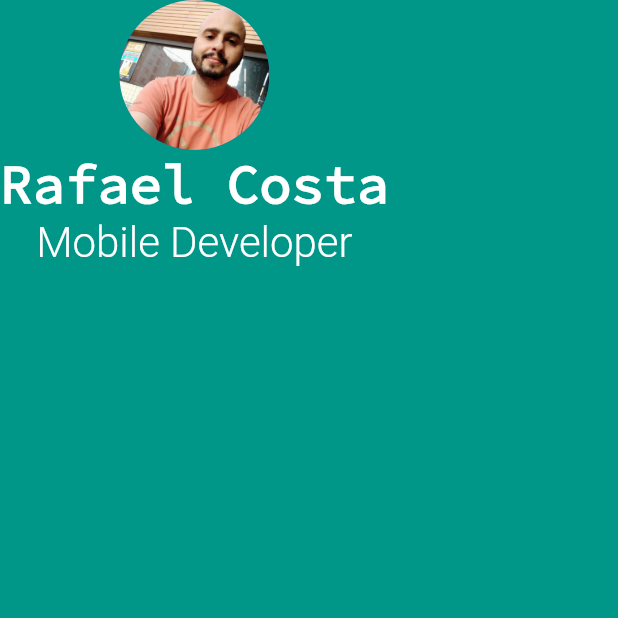
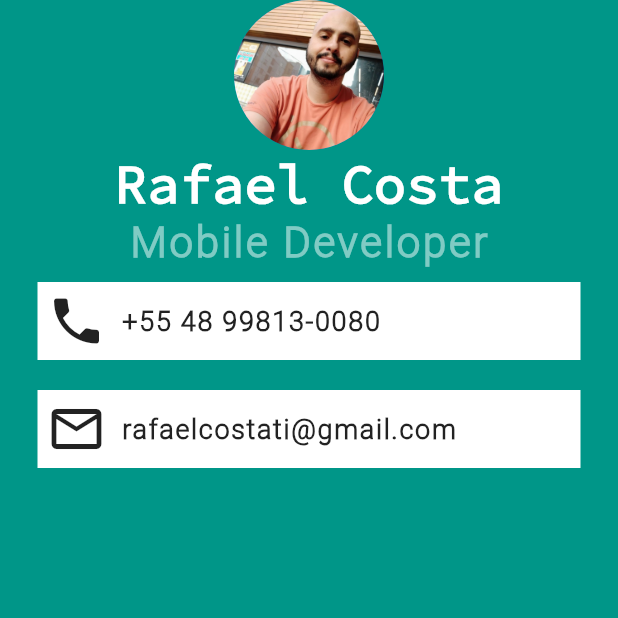
Before and after one commit to rafael-sc/Contact-App, a Flutter app: the screen it shows after launch, on a phone screen of 412 x 824 dp, the top half of it. Run offline on Flutter 3.47's test engine with Material 2 defaults, Android fonts, the phone set to English and light mode, and no system bars.

Commit message:
adding contact container

```diff
--- a/lib/main.dart
+++ b/lib/main.dart
@@ -29,8 +29,56 @@ class MyApp extends StatelessWidget {
                 "Mobile Developer",
                 style: TextStyle(
                   fontSize: 28.0,
-                  color: Colors.white,
+                  color: Colors.teal.shade200,
+                  letterSpacing: 1.8,
+                  fontWeight: FontWeight.bold,
                   fontFamily: 'Roboto',
+                ),
+              ),
+              Container(
+                margin: EdgeInsets.symmetric(vertical: 10, horizontal: 25),
+                padding: EdgeInsets.all(6),
+                color: Colors.white,
+                child: Row(
+                  children: [
+                    Icon(
+                      Icons.phone,
+                      size: 40,
+                    ),
+                    SizedBox(
+                      width: 10,
+                    ),
+                    Text(
+                      "+55 48 99813-0080",
+                      style: TextStyle(
+                          fontSize: 18,
+                          fontWeight: FontWeight.bold,
+                          letterSpacing: 1.12),
+                    )
+                  ],
+                ),
+              ),
+              Container(
+                margin: EdgeInsets.symmetric(vertical: 10, horizontal: 25),
+                padding: EdgeInsets.all(6),
+                color: Colors.white,
+                child: Row(
+                  children: [
+                    Icon(
+                      Icons.mail_outline_outlined,
+                      size: 40,
+                    ),
+                    SizedBox(
+                      width: 10,
+                    ),
+                    Text(
+                      "rafaelcostati@gmail.com",
+                      style: TextStyle(
+                          fontSize: 18,
+                          fontWeight: FontWeight.bold,
+                          letterSpacing: 1.12),
+                    )
+                  ],
                 ),
               )
             ],
```
